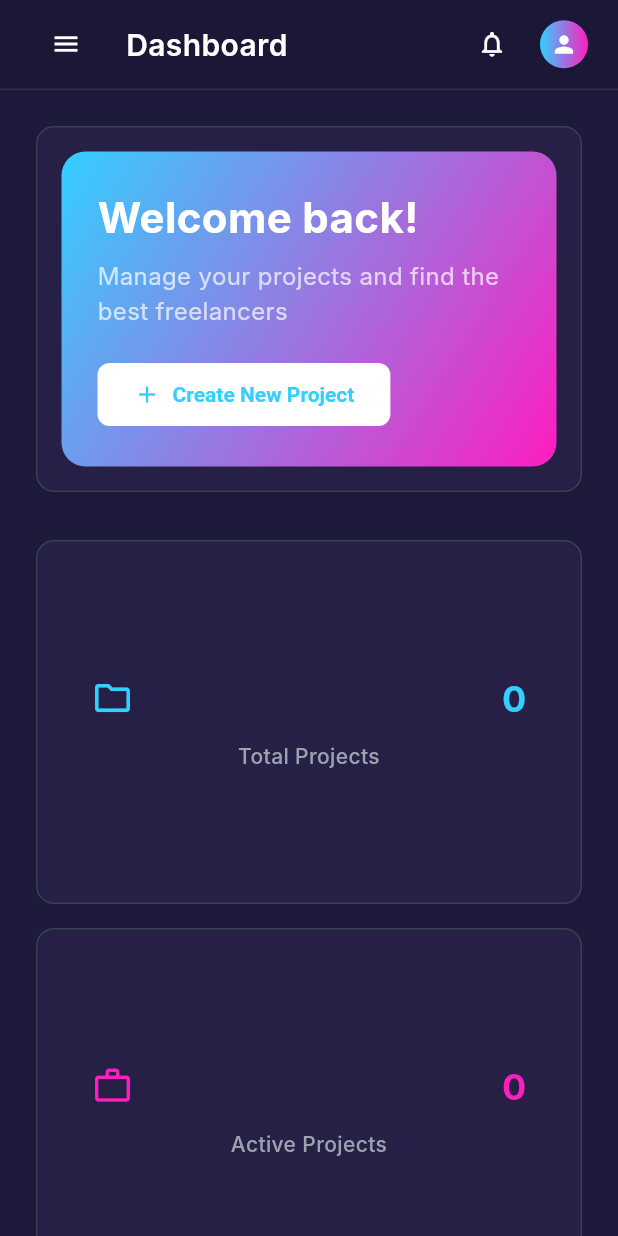
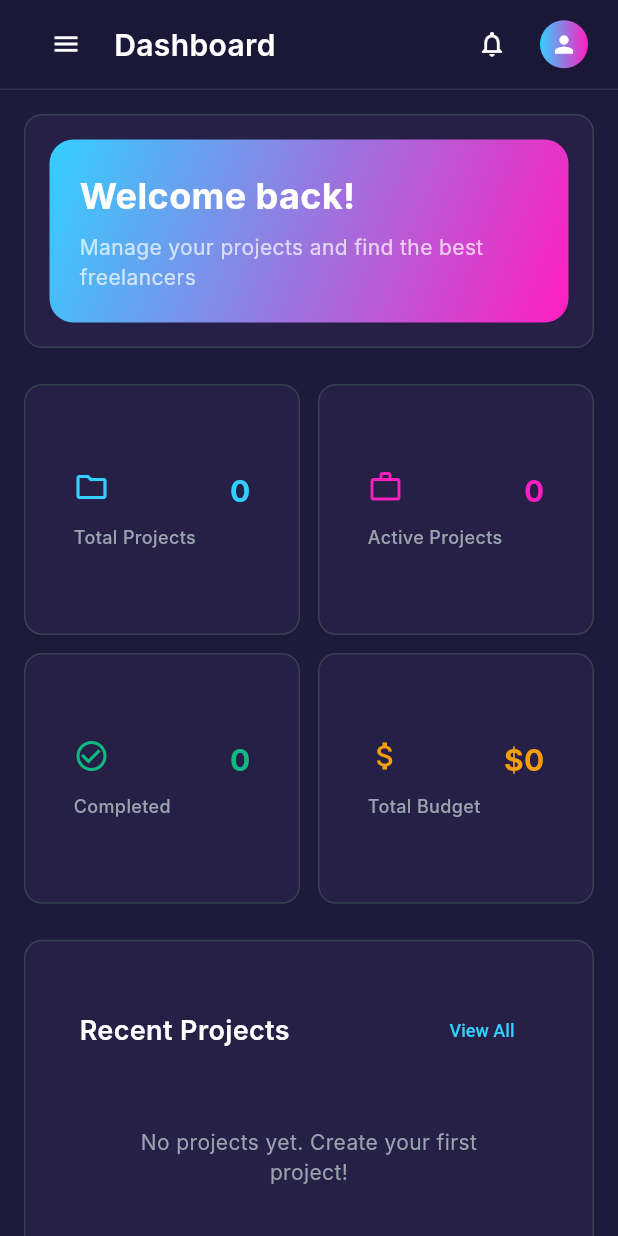
Before and after one commit to gokulan21/Dfree, a Flutter app: the ClientDashboard screen opened by its route, on a phone screen of 412 x 824 dp. Run offline on Flutter 3.47's test engine with Material 3 defaults, Android fonts, the phone set to English and light mode, and no system bars; our stand-ins replace cloud_firestore, firebase_auth, firebase_core, fl_chart; accounts and stored records are empty; Roboto replaces fonts that are missing (Inter).

```diff
--- a/lib/client/client_dashboard.dart
+++ b/lib/client/client_dashboard.dart
@@ -46,7 +46,12 @@ class _ClientDashboardState extends State<ClientDashboard> {
       key: _scaffoldKey,
       backgroundColor: AppColors.bgPrimary,
       drawer: !isDesktop ? _buildDrawer() : null,
-      body: Row(
+      body: SafeArea(
+        top: true,
+        bottom: false,
+        left: false,
+        right: false,
+        child: Row(
           children: [
             if (isDesktop)
               CustomSidebar(
@@ -70,6 +75,7 @@ class _ClientDashboardState extends State<ClientDashboard> {
             ),
           ],
         ),
+      ),
     );
   }
 
@@ -92,20 +98,32 @@ class _ClientDashboardState extends State<ClientDashboard> {
             IconButton(
               icon: const Icon(Icons.menu, color: Colors.white),
               onPressed: () => _scaffoldKey.currentState?.openDrawer(),
+              padding: const EdgeInsets.all(8),
+              constraints: const BoxConstraints(
+                minWidth: 40,
+                minHeight: 40,
               ),
-          const SizedBox(width: 16),
-          Text(
+            ),
+          if (!isDesktop) const SizedBox(width: 8),
+          Expanded(
+            child: Text(
               _titles[_selectedIndex],
               style: const TextStyle(
                 color: Colors.white,
                 fontSize: 20,
                 fontWeight: FontWeight.w600,
               ),
+              overflow: TextOverflow.ellipsis,
             ),
-          const Spacer(),
+          ),
           IconButton(
             icon: const Icon(Icons.notifications_outlined, color: Colors.white),
             onPressed: () {},
+            padding: const EdgeInsets.all(8),
+            constraints: const BoxConstraints(
+              minWidth: 40,
+              minHeight: 40,
+            ),
           ),
           const SizedBox(width: 8),
           Container(
@@ -131,6 +149,7 @@ class _ClientDashboardState extends State<ClientDashboard> {
   Widget _buildDrawer() {
     return Drawer(
       backgroundColor: AppColors.bgSecondary,
+      child: SafeArea(
         child: CustomSidebar(
           selectedIndex: _selectedIndex,
           onItemSelected: (index) {
@@ -141,6 +160,7 @@ class _ClientDashboardState extends State<ClientDashboard> {
           },
           userRole: 'client',
         ),
+      ),
     );
   }
 }
--- a/lib/client/client_home_page.dart
+++ b/lib/client/client_home_page.dart
@@ -82,17 +82,18 @@ class _ClientHomePageState extends State<ClientHomePage> {
     return RefreshIndicator(
       onRefresh: _loadDashboardData,
       child: SingleChildScrollView(
-        padding: const EdgeInsets.all(24),
+        physics: const AlwaysScrollableScrollPhysics(),
+        padding: EdgeInsets.all(MediaQuery.of(context).size.width < 768 ? 16 : 24),
         child: Column(
           crossAxisAlignment: CrossAxisAlignment.start,
           children: [
             // Welcome Section
             _buildWelcomeSection(),
-            const SizedBox(height: 32),
+            const SizedBox(height: 24),
 
             // Metrics Cards
             _buildMetricsSection(),
-            const SizedBox(height: 32),
+            const SizedBox(height: 24),
 
             // Recent Projects and Top Freelancers
             LayoutBuilder(
@@ -106,17 +107,21 @@ class _ClientHomePageState extends State<ClientHomePage> {
                     ],
                   );
                 } else {
-                  return Row(
+                  return IntrinsicHeight(
+                    child: Row(
                       crossAxisAlignment: CrossAxisAlignment.start,
                       children: [
                         Expanded(child: _buildRecentProjects()),
                         const SizedBox(width: 24),
                         Expanded(child: _buildTopFreelancers()),
                       ],
+                    ),
                   );
                 }
               },
             ),
+            // Add bottom padding for scroll
+            const SizedBox(height: 24),
           ],
         ),
       ),
@@ -127,7 +132,7 @@ class _ClientHomePageState extends State<ClientHomePage> {
     return CustomCard(
       child: Container(
         width: double.infinity,
-        padding: const EdgeInsets.all(24),
+        padding: const EdgeInsets.all(20),
         decoration: BoxDecoration(
           gradient: const LinearGradient(
             colors: [AppColors.accentCyan, AppColors.accentPink],
@@ -138,12 +143,13 @@ class _ClientHomePageState extends State<ClientHomePage> {
         ),
         child: Column(
           crossAxisAlignment: CrossAxisAlignment.start,
+          mainAxisSize: MainAxisSize.min,
           children: [
             const Text(
               'Welcome back!',
               style: TextStyle(
                 color: Colors.white,
-                fontSize: 28,
+                fontSize: 24,
                 fontWeight: FontWeight.bold,
               ),
             ),
@@ -152,20 +158,7 @@ class _ClientHomePageState extends State<ClientHomePage> {
               'Manage your projects and find the best freelancers',
               style: TextStyle(
                 color: Colors.white70,
-                fontSize: 16,
-              ),
-            ),
-            const SizedBox(height: 20),
-            ElevatedButton.icon(
-              onPressed: () {
-                // Navigate to create project
-              },
-              icon: const Icon(Icons.add),
-              label: const Text('Create New Project'),
-              style: ElevatedButton.styleFrom(
-                backgroundColor: Colors.white,
-                foregroundColor: AppColors.accentCyan,
-                padding: const EdgeInsets.symmetric(horizontal: 24, vertical: 12),
+                fontSize: 14,
               ),
             ),
           ],
@@ -173,21 +166,27 @@ class _ClientHomePageState extends State<ClientHomePage> {
       ),
     );
   }
-
   Widget _buildMetricsSection() {
     return LayoutBuilder(
       builder: (context, constraints) {
         int crossAxisCount = 4;
-        if (constraints.maxWidth < 768) crossAxisCount = 2;
-        if (constraints.maxWidth < 480) crossAxisCount = 1;
+        double childAspectRatio = 1.3;
+
+        if (constraints.maxWidth < 480) {
+          crossAxisCount = 2;
+          childAspectRatio = 1.1;
+        } else if (constraints.maxWidth < 768) {
+          crossAxisCount = 2;
+          childAspectRatio = 1.2;
+        }
 
         return GridView.count(
           shrinkWrap: true,
           physics: const NeverScrollableScrollPhysics(),
           crossAxisCount: crossAxisCount,
-          crossAxisSpacing: 16,
-          mainAxisSpacing: 16,
-          childAspectRatio: 1.5,
+          crossAxisSpacing: 12,
+          mainAxisSpacing: 12,
+          childAspectRatio: childAspectRatio,
           children: [
             _buildMetricCard(
               'Total Projects',
@@ -222,33 +221,41 @@ class _ClientHomePageState extends State<ClientHomePage> {
   Widget _buildMetricCard(String title, String value, IconData icon, Color color) {
     return CustomCard(
       child: Padding(
-        padding: const EdgeInsets.all(20),
+        padding: const EdgeInsets.all(16),
         child: Column(
           mainAxisAlignment: MainAxisAlignment.center,
+          crossAxisAlignment: CrossAxisAlignment.start,
+          mainAxisSize: MainAxisSize.min,
           children: [
             Row(
               mainAxisAlignment: MainAxisAlignment.spaceBetween,
+              crossAxisAlignment: CrossAxisAlignment.start,
               children: [
-                Icon(icon, color: color, size: 28),
-                Text(
+                Icon(icon, color: color, size: 24),
+                Flexible(
+                  child: Text(
                     value,
                     style: TextStyle(
                       color: color,
-                    fontSize: 24,
+                      fontSize: 20,
                       fontWeight: FontWeight.bold,
+                    ),
+                    overflow: TextOverflow.ellipsis,
+                    textAlign: TextAlign.end,
                   ),
                 ),
               ],
             ),
-            const SizedBox(height: 12),
+            const SizedBox(height: 8),
             Text(
               title,
               style: const TextStyle(
                 color: AppColors.textGrey,
-                fontSize: 14,
+                fontSize: 12,
                 fontWeight: FontWeight.w500,
               ),
-              textAlign: TextAlign.center,
+              maxLines: 2,
+              overflow: TextOverflow.ellipsis,
             ),
           ],
         ),
@@ -259,45 +266,54 @@ class _ClientHomePageState extends State<ClientHomePage> {
   Widget _buildRecentProjects() {
     return CustomCard(
       child: Padding(
-        padding: const EdgeInsets.all(24),
+        padding: const EdgeInsets.all(20),
         child: Column(
           crossAxisAlignment: CrossAxisAlignment.start,
+          mainAxisSize: MainAxisSize.min,
           children: [
             Row(
               mainAxisAlignment: MainAxisAlignment.spaceBetween,
               children: [
-                const Text(
+                const Flexible(
+                  child: Text(
                     'Recent Projects',
                     style: TextStyle(
                       color: Colors.white,
-                    fontSize: 20,
+                      fontSize: 18,
                       fontWeight: FontWeight.w600,
+                    ),
+                    overflow: TextOverflow.ellipsis,
                   ),
                 ),
                 TextButton(
                   onPressed: () {
                     // Navigate to projects page
                   },
-                  child: const Text('View All'),
+                  child: const Text(
+                    'View All',
+                    style: TextStyle(fontSize: 12),
+                  ),
                 ),
               ],
             ),
             const SizedBox(height: 16),
             if (_recentProjects.isEmpty)
-              const Center(
-                child: Padding(
-                  padding: EdgeInsets.all(32),
+              const Padding(
+                padding: EdgeInsets.all(24),
+                child: Center(
                   child: Text(
                     'No projects yet. Create your first project!',
                     style: TextStyle(color: AppColors.textGrey),
+                    textAlign: TextAlign.center,
                   ),
                 ),
               )
             else
-              ListView.builder(
+              ListView.separated(
                 shrinkWrap: true,
                 physics: const NeverScrollableScrollPhysics(),
                 itemCount: _recentProjects.length,
+                separatorBuilder: (context, index) => const SizedBox(height: 12),
                 itemBuilder: (context, index) {
                   return ProjectCard(
                     project: _recentProjects[index],
@@ -316,45 +332,54 @@ class _ClientHomePageState extends State<ClientHomePage> {
   Widget _buildTopFreelancers() {
     return CustomCard(
       child: Padding(
-        padding: const EdgeInsets.all(24),
+        padding: const EdgeInsets.all(20),
         child: Column(
           crossAxisAlignment: CrossAxisAlignment.start,
+          mainAxisSize: MainAxisSize.min,
           children: [
             Row(
               mainAxisAlignment: MainAxisAlignment.spaceBetween,
               children: [
-                const Text(
+                const Flexible(
+                  child: Text(
                     'Top Freelancers',
                     style: TextStyle(
                       color: Colors.white,
-                    fontSize: 20,
+                      fontSize: 18,
                       fontWeight: FontWeight.w600,
+                    ),
+                    overflow: TextOverflow.ellipsis,
                   ),
                 ),
                 TextButton(
                   onPressed: () {
                     // Navigate to freelancers page
                   },
-                  child: const Text('View All'),
+                  child: const Text(
+                    'View All',
+                    style: TextStyle(fontSize: 12),
+                  ),
                 ),
               ],
             ),
             const SizedBox(height: 16),
             if (_topFreelancers.isEmpty)
-              const Center(
-                child: Padding(
-                  padding: EdgeInsets.all(32),
+              const Padding(
+                padding: EdgeInsets.all(24),
+                child: Center(
                   child: Text(
                     'No freelancers available.',
                     style: TextStyle(color: AppColors.textGrey),
+                    textAlign: TextAlign.center,
                   ),
                 ),
               )
             else
-              ListView.builder(
+              ListView.separated(
                 shrinkWrap: true,
                 physics: const NeverScrollableScrollPhysics(),
                 itemCount: _topFreelancers.length,
+                separatorBuilder: (context, index) => const SizedBox(height: 12),
                 itemBuilder: (context, index) {
                   return FreelancerCard(
                     freelancer: _topFreelancers[index],
```
Also changed, not shown: lib/widgets/freelancer_card.dart (+64 -13 lines). Lines whose indentation alone changed are shown as unchanged.
